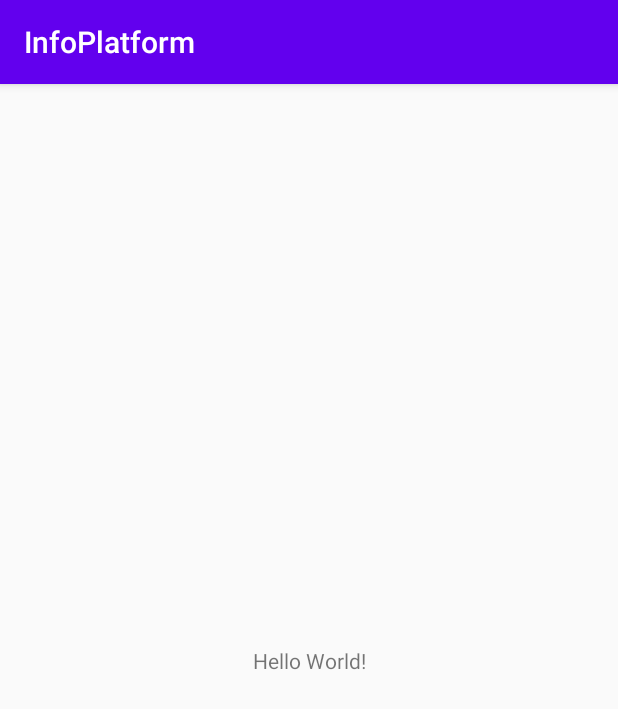
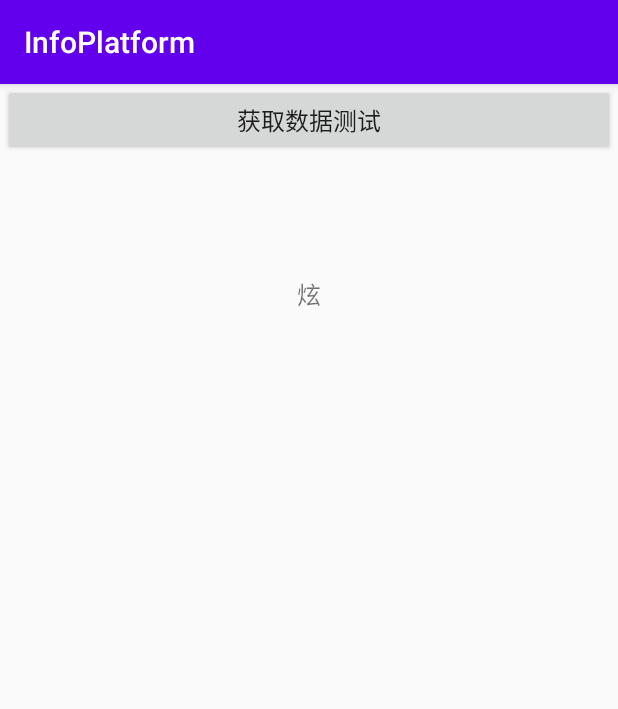
Before and after one commit to clayearth/InfoPlatform, an Android app: the screen it shows after launch (MainActivity), on a phone screen of 412 x 824 dp. Shown: the top 709 px of the screen. Run offline under Robolectric (Android 15) with nearby library versions, the phone set to English and light mode, and no system bars.

Commit message:
Update mainActivity and DB

```diff
--- a/app/src/main/java/com/example/infoplatform/MainActivity.java
+++ b/app/src/main/java/com/example/infoplatform/MainActivity.java
@@ -64,7 +64,7 @@ public class MainActivity extends AppCompatActivity {
                     @Override
                     public void run() {
                         // 调用数据库工具类DBUtils的getInfoByName方法获取数据库表中数据
-                        HashMap<String, Object> map = DBUtils.getInfoByName("tftz");
+                        HashMap<String, Object> map = DataBaseUtils.getInfoByName("info");
                         Message message = handler.obtainMessage();
                         if(map != null){
                             String s = "";
--- a/app/src/main/res/layout/activity_main.xml
+++ b/app/src/main/res/layout/activity_main.xml
@@ -6,13 +6,22 @@
     android:layout_height="match_parent"
     tools:context=".MainActivity">
 
+    <Button
+        android:id="@+id/btn_get_data"
+        android:layout_width="match_parent"
+        android:layout_height="0dp"
+        android:layout_margin="2dp"
+        android:text="获取数据测试"
+        android:textSize="16sp"
+        tools:layout_editor_absoluteX="2dp" />
+
     <TextView
-        android:layout_width="wrap_content"
-        android:layout_height="wrap_content"
-        android:text="Hello World!"
-        app:layout_constraintBottom_toBottomOf="parent"
-        app:layout_constraintLeft_toLeftOf="parent"
-        app:layout_constraintRight_toRightOf="parent"
-        app:layout_constraintTop_toTopOf="parent"/>
+        android:id="@+id/tv_data"
+        android:layout_width="match_parent"
+        android:layout_height="280dp"
+        android:gravity="center"
+        android:padding="10dp"
+        android:text="炫"
+        android:textSize="16sp"/>
 
 </androidx.constraintlayout.widget.ConstraintLayout>
```
